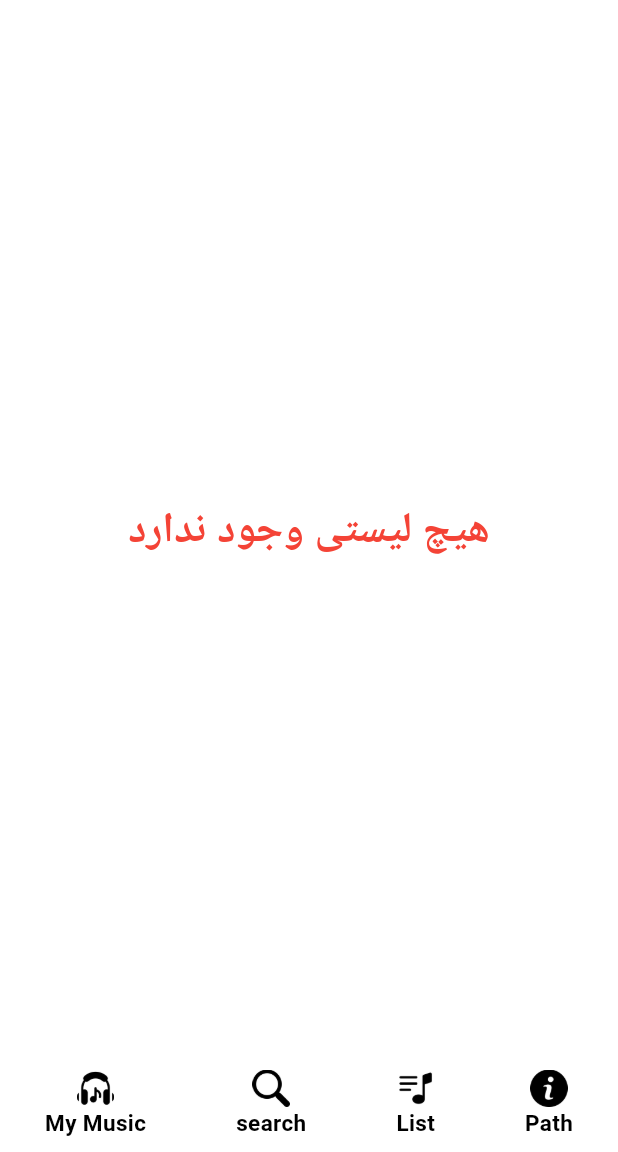
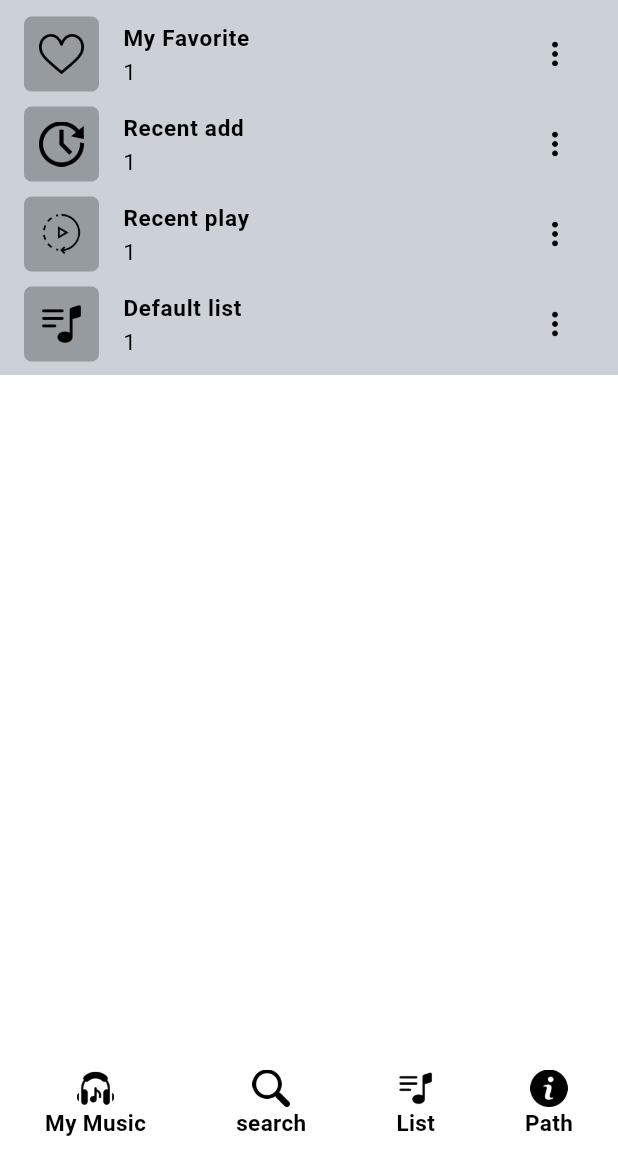
Before and after one commit to AmirDevD12/Music-Player, a Flutter app: the screen it shows after launch, swiped to page 3, on a phone screen of 412 x 824 dp, the part 84-1236 px from its top. Run offline on Flutter 3.47's test engine with Material 3 defaults, Android fonts, the phone set to English and light mode, and no system bars; our stand-ins replace bloc, flutter_bloc, get_it, google_fonts, hive, hive_flutter and 4 more; missing offline and left inert: checkbox_formfield; accounts and stored records are empty; Roboto replaces fonts that are missing (Ubuntu, ibm).

Commit message:
play list 1

```diff
--- /dev/null
+++ b/lib/bloc/play_list/play_list_bloc.dart
@@ -0,0 +1,27 @@
+import 'dart:async';
+
+import 'package:bloc/bloc.dart';
+import 'package:meta/meta.dart';
+
+part 'play_list_event.dart';
+part 'play_list_state.dart';
+
+class PlayListBloc extends Bloc<PlayListEvent, PlayListState> {
+  PlayListBloc() : super(PlayListInitial()) {
+    on<PlayListEvent>((event, emit) {
+      // TODO: implement event handler
+    });
+    on<AddFromListEvent>((event, emit) {
+      // TODO: implement event handle
+         emit(AddFromListState());
+    });
+    on<ShowBoxEvent>((event, emit) {
+      // TODO: implement event handle
+      emit(ShowBoxState());
+    });
+    on<SelectEvent>((event, emit) {
+      // TODO: implement event handle
+      emit(SelectState(event.name));
+    });
+  }
+}
--- /dev/null
+++ b/lib/bloc/play_list/play_list_event.dart
@@ -0,0 +1,10 @@
+part of 'play_list_bloc.dart';
+
+@immutable
+abstract class PlayListEvent {}
+class AddFromListEvent extends PlayListEvent {}
+class ShowBoxEvent extends PlayListEvent {}
+class SelectEvent extends PlayListEvent {
+  List<String> name;
+  SelectEvent(this.name);
+}
--- /dev/null
+++ b/lib/bloc/play_list/play_list_state.dart
@@ -0,0 +1,12 @@
+part of 'play_list_bloc.dart';
+
+@immutable
+abstract class PlayListState {}
+
+class PlayListInitial extends PlayListState {}
+class AddFromListState extends PlayListState{}
+class ShowBoxState extends PlayListState{}
+class SelectState extends PlayListState{
+  List<String> name;
+  SelectState(this.name);
+}
--- /dev/null
+++ b/lib/core/list_widget_bottomnavigation.dart
@@ -0,0 +1,121 @@
+import 'package:checkbox_formfield/checkbox_icon_formfield.dart';
+import 'package:first_project/bloc/favorite_song/favorite_bloc.dart';
+import 'package:first_project/bloc/newSong/play_new_song_bloc.dart';
+import 'package:first_project/bloc/play_list/play_list_bloc.dart';
+import 'package:first_project/bloc/play_list/play_list_bloc.dart';
+import 'package:first_project/bloc/play_song_bloc.dart';
+import 'package:first_project/core/theme/theme_mode.dart';
+import 'package:first_project/locator.dart';
+import 'package:first_project/screen/playSong_page.dart';
+import 'package:flutter/material.dart';
+import 'package:flutter_bloc/flutter_bloc.dart';
+import 'package:provider/provider.dart';
+
+class ListWidgetBottomNavigation extends StatelessWidget {
+  final String path;
+  final String title;
+  final String subTitle;
+   ListWidgetBottomNavigation({Key? key, required this.path, required this.title, required this.subTitle}) : super(key: key);
+  String? name;
+  @override
+  Widget build(BuildContext context) {
+    final _formKey = GlobalKey<FormState>();
+    bool checkboxIconFormFieldValue = false;
+    final themeProvider =
+    Provider.of<ThemeProvider>(context);
+    return Row(
+      children: [
+    Expanded(
+      child: ListTile(
+      trailing: BlocBuilder<PlayListBloc, PlayListState>(
+  builder: (context, state) {
+    return state is ShowBoxState?CheckboxIconFormField(
+      disabledColor: Colors.black,
+      context: context,
+      initialValue: checkboxIconFormFieldValue,
+
+      iconSize: 30,
+      padding: 10,
+      onSaved: (bool? value) {
+        print(value);
+        // checkboxIconFormFieldValue = value;
+      },
+      onChanged: (value) {
+        if (value) {
+          name=title;
+          print(title);
+        } else {
+          name=null;
+          print("Icon Not Checked :(");
+        }
+
+        // BlocProvider.of<PlayListBloc>(context).add(SelectEvent(name));
+      },
+    ):SizedBox(
+        height: 50,
+        width: 36,
+        child: PopupMenuButton(
+          iconSize: 200,
+          icon: Image.asset(
+            "assets/icon/dots.png",
+            width: 40,
+            height: 40,
+            color: themeProvider.isDarkMode
+                ? Colors.white
+                : Colors.black,
+          ),
+          itemBuilder: (BuildContext bc) {
+            return [
+              PopupMenuItem(
+                onTap: () {
+                },
+                value: '/delete',
+                child: const Text("delete"),
+              ),
+              const PopupMenuItem(
+                value: '/share',
+                child: Text("Share"),
+              ),
+              const PopupMenuItem(
+                value: '/add',
+                child: Text("Add to playlist"),
+              )
+            ];
+          },
+        ),
+      );
+  },
+),
+      title: Text(
+        style:locator.get<MyThemes>().title(context) ,
+        maxLines: 1,
+        title,
+      ),
+      subtitle: Text(
+        style: locator.get<MyThemes>().subTitle(context),
+        maxLines: 1,
+        subTitle,
+      ),
+      leading:Container(
+        decoration: const BoxDecoration(
+            color: Colors.black26,
+          borderRadius: BorderRadius.all(Radius.circular(5))
+        ),
+         width: 50,
+        height: 50,
+        child: Row(mainAxisAlignment: MainAxisAlignment.center,
+          children: [
+            SizedBox(
+                width: 30,
+                height: 30,
+                child: Image.asset(path,color: themeProvider.isDarkMode?Colors.white:Colors.black,)),
+          ],
+        ),
+      ),
+
+          ),
+    )
+      ],
+    );
+  }
+}
--- a/lib/core/pageview_screen.dart
+++ b/lib/core/pageview_screen.dart
@@ -6,6 +6,7 @@ import 'package:first_project/core/them_seitcher.dart';
 import 'package:first_project/locator.dart';
 import 'package:first_project/screen/album/albom_page.dart';
 import 'package:first_project/screen/bottum_navigation/favorite_screen.dart';
+import 'package:first_project/screen/bottum_navigation/list_song_bottomnav.dart';
 import 'package:first_project/screen/bottum_navigation/search_bottum.dart';
 import 'package:first_project/screen/playSong_page.dart';
 import 'package:flutter/material.dart';
@@ -29,7 +30,7 @@ class _MyHomePageState extends State<MyHomePage> {
   final List<Widget> _list = <Widget>[
     const Center(child: PageViewSong()),
     const Center(child: SearchScreen()),
-    Center(child: FavoriteScreen()),
+    Center(child: ListSongBottomNavigation(show: false,)),
     const Center(child: AlbumPage()),
   ];
 
@@ -39,6 +40,12 @@ class _MyHomePageState extends State<MyHomePage> {
     // TODO: implement dispose
     super.dispose();
 
+  }
+  @override
+  void initState() {
+    // TODO: implement initState
+    super.initState();
+     OnAudioQuery().permissionsStatus();
   }
   late SongModel songModel;
   @override
--- a/lib/locator.dart
+++ b/lib/locator.dart
@@ -1,5 +1,6 @@
 
 import 'package:first_project/bloc/favorite_song/favorite_bloc.dart';
+import 'package:first_project/bloc/play_list/play_list_bloc.dart';
 import 'package:first_project/bloc/sort/sort_song_bloc.dart';
 import 'package:get_it/get_it.dart';
 import 'package:just_audio/just_audio.dart';
@@ -25,6 +26,7 @@ void setup() {
   GetIt.I.registerSingleton<PlaySongBloc>(PlaySongBloc());
   GetIt.I.registerSingleton<SortSongBloc>(SortSongBloc());
   GetIt.I.registerSingleton<FavoriteBloc>(FavoriteBloc());
+  GetIt.I.registerSingleton<PlayListBloc>(PlayListBloc());
 
   GetIt.I.registerSingleton<PlayNewSongBloc>(PlayNewSongBloc());
   GetIt.I.registerSingleton<AddressFolder>(AddressFolder());
--- a/lib/main.dart
+++ b/lib/main.dart
@@ -1,6 +1,7 @@
 
 import 'package:first_project/bloc/favorite_song/favorite_bloc.dart';
 import 'package:first_project/bloc/newSong/play_new_song_bloc.dart';
+import 'package:first_project/bloc/play_list/play_list_bloc.dart';
 import 'package:first_project/bloc/play_song_bloc.dart';
 import 'package:first_project/bloc/sort/sort_song_bloc.dart';
 import 'package:first_project/core/theme/theme_mode.dart';
@@ -10,6 +11,8 @@ import 'package:hive_flutter/hive_flutter.dart';
 import 'package:provider/provider.dart';
 import 'core/pageview_screen.dart';
 import 'locator.dart';
+import 'model/dataBase/add_play_list/add_play_list_recent_add.dart';
+import 'model/dataBase/add_recent_play/add_recent_play.dart';
 import 'model/dataBase/delete_song_dataBase/delete_song.dart';
 import 'model/dataBase/favorite_dataBase/favorite_song.dart';
 
@@ -17,12 +20,14 @@ import 'model/dataBase/favorite_dataBase/favorite_song.dart';
 
 
 void main() async {
-
  await Hive.initFlutter();
   Hive.registerAdapter(FavoriteSongAdapter());
   Hive.registerAdapter(DeleteSongAdapter());
+  Hive.registerAdapter(RecentPlayAdapter());
 await  Hive.openBox<FavoriteSong>("Favorite");
 await  Hive.openBox<DeleteSong>("Delete");
+await  Hive.openBox<AddTOPlayListRecent>("Recent add");
+await  Hive.openBox<RecentPlay>("Recent play");
  setup();
   runApp(
       MultiProvider(
@@ -54,6 +59,7 @@ class MyApp extends StatelessWidget {
                 BlocProvider<SortSongBloc>( create: (context) =>locator.get<SortSongBloc>()),
                 BlocProvider<PlayNewSongBloc>( create: (context) =>locator.get<PlayNewSongBloc>()),
                 BlocProvider<FavoriteBloc>( create: (context) =>locator.get<FavoriteBloc>()),
+                BlocProvider<PlayListBloc>( create: (context) =>locator.get<PlayListBloc>()),
               ],
               child: const MyHomePage(),)
         );
--- /dev/null
+++ b/lib/screen/bottum_navigation/list_song_bottomnav.dart
@@ -0,0 +1,132 @@
+import 'package:first_project/bloc/play_list/play_list_bloc.dart';
+import 'package:first_project/core/list_widget_bottomnavigation.dart';
+import 'package:first_project/core/theme/theme_mode.dart';
+import 'package:first_project/locator.dart';
+import 'package:flutter/material.dart';
+import 'package:flutter_bloc/flutter_bloc.dart';
+import 'package:provider/provider.dart';
+import 'favorite_screen.dart';
+import 'list/recent_add_screen.dart';
+
+class ListSongBottomNavigation extends StatelessWidget {
+ final bool show;
+  const ListSongBottomNavigation({Key? key, required this.show}) : super(key: key);
+
+  @override
+  Widget build(BuildContext context) {
+    final themeProvider =
+    Provider.of<ThemeProvider>(context);
+    if (show) {
+      BlocProvider.of<PlayListBloc>(context).add(ShowBoxEvent());
+    }
+    return   Scaffold(
+//       bottomNavigationBar: BlocBuilder<PlayListBloc, PlayListState>(
+//   builder: (context, state) {
+//
+//     return GestureDetector(
+//         onTap: (){},
+//         child: Container(
+//           width: 300,
+//           color: Colors.red,
+//           child: Text("add")
+//           ,
+//         ),
+//       );
+//   },
+// ),
+
+//       appBar: AppBar(foregroundColor: Colors.white,
+//         title: const Text(
+//           style: TextStyle(color: Colors.white),
+//           maxLines: 1,
+//           "List song",
+//         ) ,
+//       ),
+      body: BlocBuilder<PlayListBloc, PlayListState>(
+  builder: (context, state) {
+    return Column(
+        children: [
+          Container(
+            color:const Color(0xff304861).withAlpha(themeProvider.isDarkMode?32:320) ,
+
+            child: Column(
+              children: [
+                show? Padding(
+                  padding: const EdgeInsets.only(top: 10),
+                  child: SizedBox(
+
+                      height: 50,
+                      child: Row(
+                        children: [
+                  Expanded(
+                    child: ListTile(
+                      title: Text(
+                      style:locator.get<MyThemes>().title(context) ,
+                    maxLines: 1,
+                    "Create new playlist",
+                  ),
+                      leading:Container(
+                        decoration: const BoxDecoration(
+                            color: Colors.black26,
+                            borderRadius: BorderRadius.all(Radius.circular(5))
+                        ),
+                        width: 50,
+                        height: 50,
+                        child: Row(mainAxisAlignment: MainAxisAlignment.center,
+                          children: [
+                            SizedBox(
+                                width: 30,
+                                height: 30,
+                                child: Image.asset('assets/icon/plus.png',color: themeProvider.isDarkMode?Colors.white:Colors.black,)),
+                          ],
+                        ),
+                      ),
+                    ),
+                  )
+                        ],
+                      )),
+                ):SizedBox(),
+                InkWell(
+                  onTap: (){
+                    Navigator.push(
+                        context,
+                        MaterialPageRoute(
+                            builder: (context) => FavoriteScreen()));
+                  },
+                  child:  SizedBox(
+
+                      height: 50,
+                      child: ListWidgetBottomNavigation(path: 'assets/icon/like.png', title: 'My Favorite', subTitle: '1',)),
+                ),
+                const SizedBox(height: 10,),
+                SizedBox(
+                    height: 50,
+                    child: ListWidgetBottomNavigation(path: 'assets/icon/clock(1).png', title: 'Recent add', subTitle: '1',)),
+                const SizedBox(height: 10,),
+                GestureDetector(
+                  onTap: (){
+                    Navigator.push(
+                        context,
+                        MaterialPageRoute(
+                            builder: (context) => RecentAddScreen()));
+                  },
+                  child: SizedBox(
+                      height: 50,
+                      child: ListWidgetBottomNavigation(path: 'assets/icon/recent.png', title: 'Recent play', subTitle: '1',)),
+                ),
+                const SizedBox(height: 10,),
+                SizedBox(
+                    height: 50,
+                    child: ListWidgetBottomNavigation(path: 'assets/icon/list(2).png', title: 'Default list', subTitle: '1',)),
+                const SizedBox(height: 20,),
+
+              ],
+            ),
+          ),
+        ],
+      );
+  },
+),
+    );
+  }
+}
--- a/pubspec.yaml
+++ b/pubspec.yaml
@@ -49,6 +49,7 @@ dependencies:
   lottie: ^2.7.0
   hive: ^2.2.3
   hive_flutter: ^1.1.0
+  checkbox_formfield: ^0.2.0
 
 
 dev_dependencies:
```
Also changed, not shown: lib/model/dataBase/add_play_list/add_play_list_recent_add.dart (added, +18 -0 lines), lib/model/dataBase/add_recent_play/add_recent_play.dart (added, +18 -0 lines), lib/screen/bottum_navigation/list/recent_add_screen.dart (added, +102 -0 lines), lib/screen/list_song.dart (+100 -36 lines), assets/icon/clock(1).png (added), assets/icon/plus.png (added), assets/icon/recent.png (added), lib/model/dataBase/add_play_list/add_play_list_recent_add.g.dart (added), lib/model/dataBase/add_recent_play/add_recent_play.g.dart (added), pubspec.lock.
